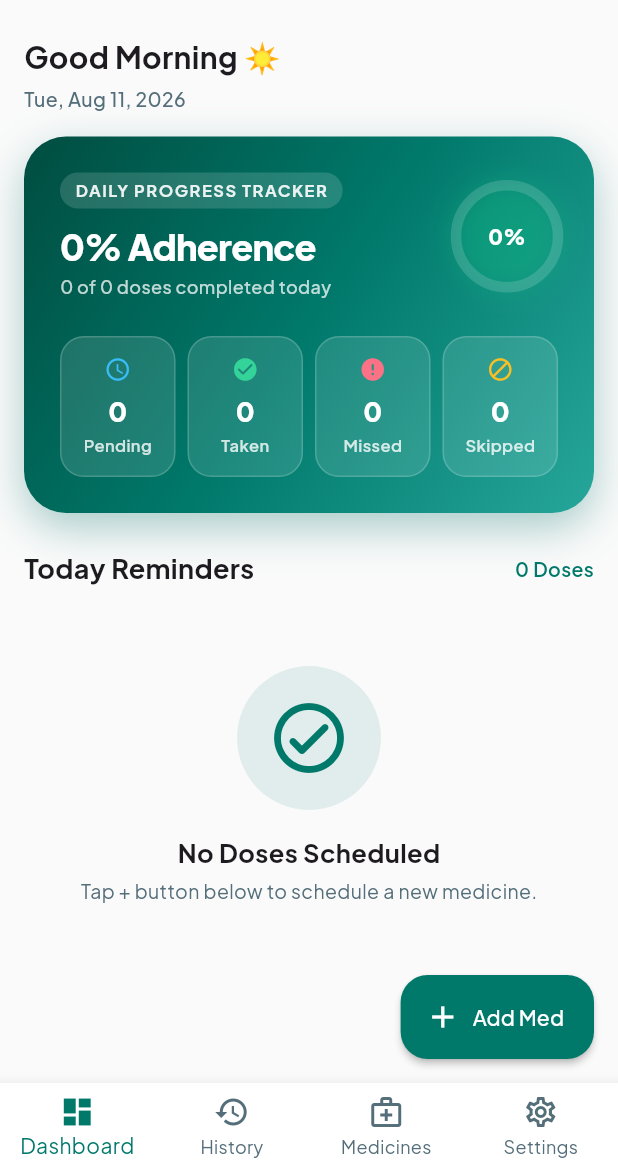
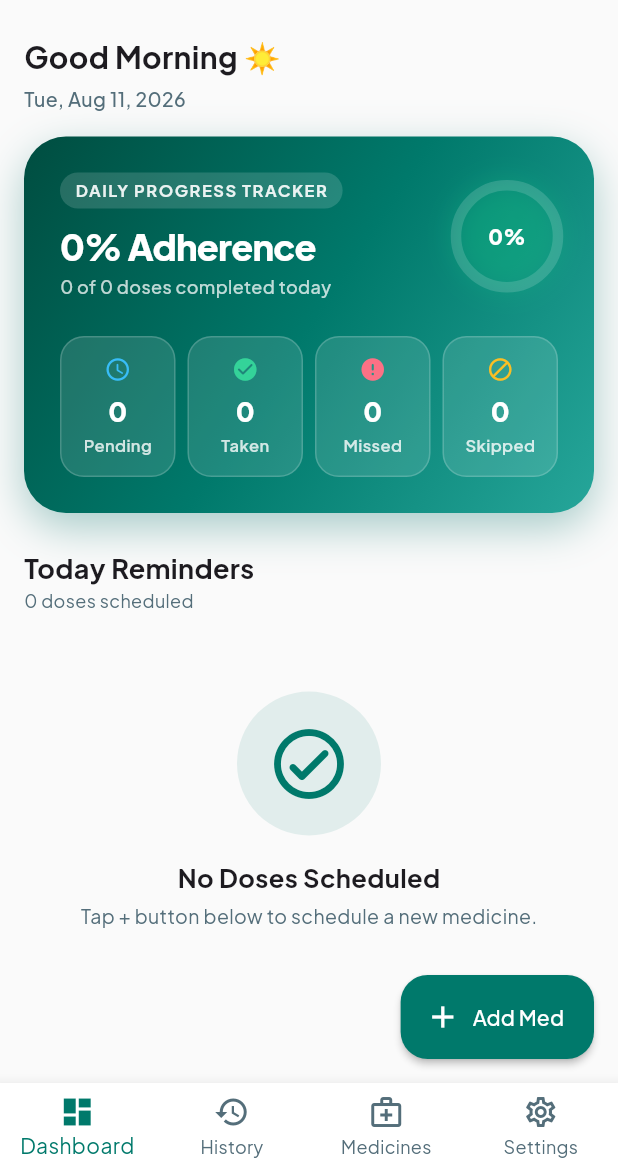
Before and after one commit to JOELPSHAJU/Med_Reminder, a Flutter app: the screen it shows after launch, on a phone screen of 412 x 824 dp, the part 66-1236 px from its top. Run offline on Flutter 3.47's test engine with Material 3 defaults, Android fonts, the phone set to English and light mode, and no system bars; our stand-ins replace audioplayers, flutter_local_notifications, flutter_riverpod, google_fonts, hive, hive_flutter and 1 more; accounts and stored records are empty.

Commit message:
feat: rich notifications, fixed Undo button, dashboard 5-item limit + See All
- Notifications: BigTextStyle expanded body, action buttons (Mark Taken / Snooze 10min),
  teal LED, subText 'Scheduled dose', ticker, food instruction on new line with emoji
- iOS: adds subtitle line with dose details, grouped by threadIdentifier
- Undo button: replaced plain InkWell text with styled chip (icon + label + bg container)
  using GestureDetector for reliable tap target
- Dashboard: limits reminder list to 5 items, shows 'See All →' pill button when >5
  doses exist, tapping navigates to History tab via global navTabNotifier
- main.dart: added navTabNotifier ValueNotifier, MainNavigationScreen listens to it

```diff
--- a/lib/features/dashboard/presentation/screens/dashboard_screen.dart
+++ b/lib/features/dashboard/presentation/screens/dashboard_screen.dart
@@ -9,6 +9,7 @@ import 'package:med_reminder/features/dashboard/presentation/widgets/snooze_moda
 import 'package:med_reminder/features/dashboard/presentation/widgets/stats_card_widget.dart';
 import 'package:med_reminder/features/medicine_core/data/models/dose_status_enum.dart';
 import 'package:med_reminder/features/settings/presentation/providers/settings_provider.dart';
+import 'package:med_reminder/main.dart';
 
 class DashboardScreen extends ConsumerWidget {
   const DashboardScreen({super.key});
@@ -143,6 +144,9 @@ class DashboardScreen extends ConsumerWidget {
               Row(
                 mainAxisAlignment: MainAxisAlignment.spaceBetween,
                 children: [
+                  Column(
+                    crossAxisAlignment: CrossAxisAlignment.start,
+                    children: [
                       Text(
                         'Today Reminders',
                         style: GoogleFonts.plusJakartaSans(
@@ -151,11 +155,47 @@ class DashboardScreen extends ConsumerWidget {
                         ),
                       ),
                       Text(
-                    '${todayReminders.length} Doses',
+                        '${todayReminders.length} dose${todayReminders.length == 1 ? '' : 's'} scheduled',
                         style: GoogleFonts.plusJakartaSans(
-                      fontSize: 13,
-                      fontWeight: FontWeight.w600,
-                      color: AppColors.primary,
+                          fontSize: 12,
+                          color: isDark
+                              ? AppColors.darkTextSecondary
+                              : AppColors.lightTextSecondary,
+                        ),
+                      ),
+                    ],
+                  ),
+                  if (todayReminders.length > 5)
+                    GestureDetector(
+                      onTap: () {
+                        // Switch to History tab via global notifier
+                        navTabNotifier.value = 1;
+                      },
+                      child: Container(
+                        padding: const EdgeInsets.symmetric(
+                            horizontal: 12, vertical: 6),
+                        decoration: BoxDecoration(
+                          color: AppColors.primaryContainer,
+                          borderRadius: BorderRadius.circular(20),
+                        ),
+                        child: Row(
+                          children: [
+                            Text(
+                              'See All',
+                              style: GoogleFonts.plusJakartaSans(
+                                fontSize: 12,
+                                fontWeight: FontWeight.bold,
+                                color: AppColors.primaryDark,
+                              ),
+                            ),
+                            const SizedBox(width: 4),
+                            const Icon(
+                              Icons.arrow_forward_rounded,
+                              size: 14,
+                              color: AppColors.primaryDark,
+                            ),
+                          ],
+                        ),
                       ),
                     ),
                 ],
@@ -207,7 +247,7 @@ class DashboardScreen extends ConsumerWidget {
                 ListView.builder(
                   shrinkWrap: true,
                   physics: const NeverScrollableScrollPhysics(),
-                  itemCount: todayReminders.length,
+                  itemCount: todayReminders.length > 5 ? 5 : todayReminders.length,
                   itemBuilder: (context, index) {
                     final occ = todayReminders[index];
                     return ReminderItemWidget(
--- a/lib/main.dart
+++ b/lib/main.dart
@@ -20,6 +20,9 @@ void main() async {
 
   runApp(const ProviderScope(child: MedReminderApp()));
 }
+
+// Global notifier to switch bottom nav tabs from any child screen
+final navTabNotifier = ValueNotifier<int>(0);
 
 class MedReminderApp extends ConsumerWidget {
   const MedReminderApp({super.key});
@@ -49,11 +52,29 @@ class MainNavigationScreen extends StatefulWidget {
 class _MainNavigationScreenState extends State<MainNavigationScreen> {
   int _currentIndex = 0;
 
-  final List<Widget> _screens = const [
-    DashboardScreen(),
-    HistoryScreen(),
-    MedicineListScreen(),
-    SettingsScreen(),
+  @override
+  void initState() {
+    super.initState();
+    navTabNotifier.addListener(_onTabChange);
+  }
+
+  @override
+  void dispose() {
+    navTabNotifier.removeListener(_onTabChange);
+    super.dispose();
+  }
+
+  void _onTabChange() {
+    setState(() {
+      _currentIndex = navTabNotifier.value;
+    });
+  }
+
+  List<Widget> get _screens => [
+    const DashboardScreen(),
+    const HistoryScreen(),
+    const MedicineListScreen(),
+    const SettingsScreen(),
   ];
 
   @override
```
Also changed, not shown: lib/core/services/notification_service.dart (+41 -9 lines), lib/features/dashboard/presentation/widgets/reminder_item_widget.dart (+25 -3 lines). Lines whose indentation alone changed are shown as unchanged.
